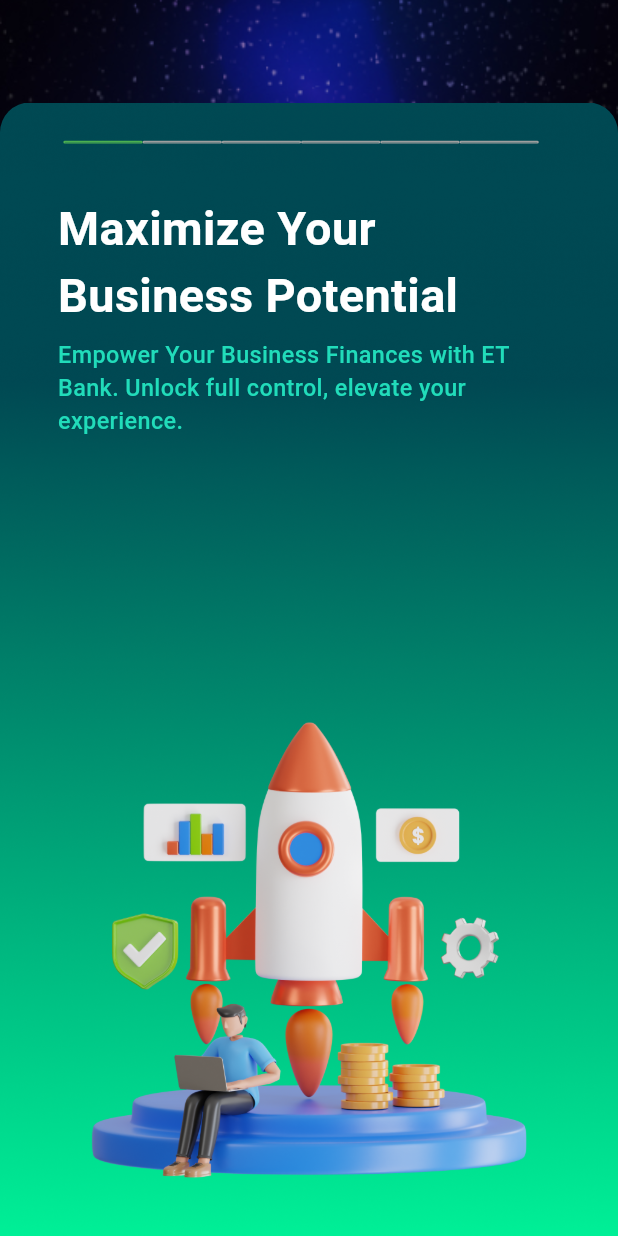
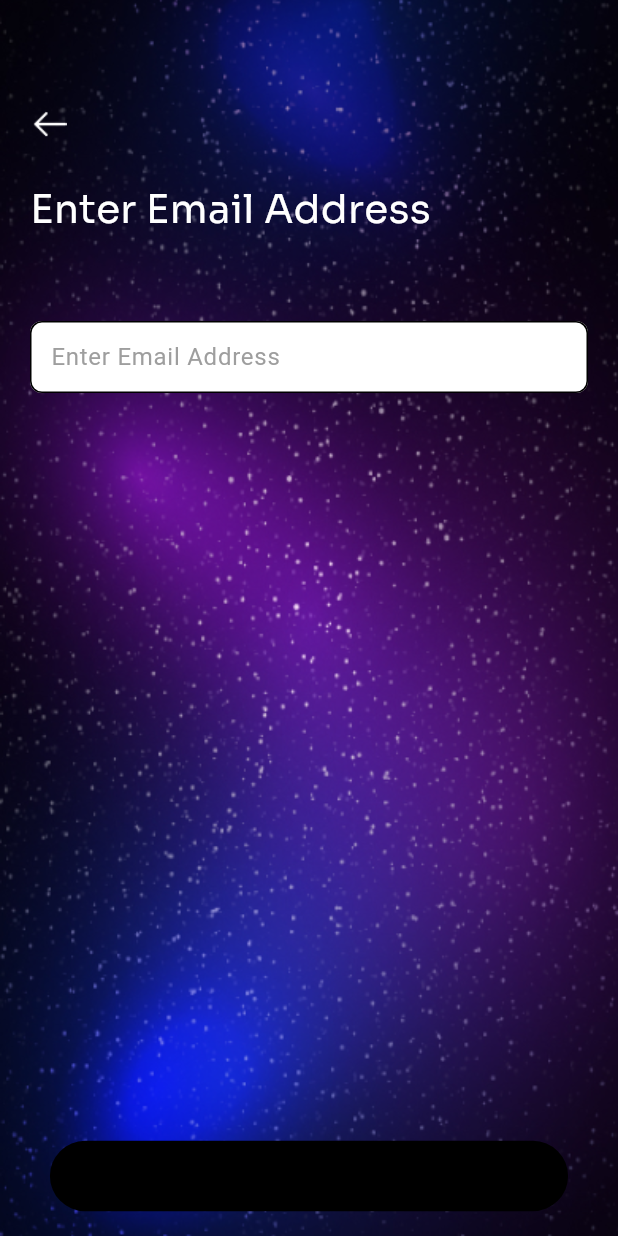
Before and after one commit to kryptomindzInfo/et-business-mobile-app, a Flutter app: the screen it shows after launch, on a phone screen of 412 x 824 dp. Run offline on Flutter 3.47's test engine with Material 3 defaults, Android fonts, the phone set to English and light mode, and no system bars; our stand-ins replace flutter_riverpod, flutter_screenutil.

Commit message:
signup email

```diff
--- a/lib/constants/app_assets.dart
+++ b/lib/constants/app_assets.dart
@@ -1,14 +1,20 @@
 class AppAssets {
   static const logo = "logo";
+  static const images = "assets/images";
+  static const icons = "assets/icons";
 
   // Onboarding
 
   static const onboardingBg = "assets/images/onboarding_bg.png";
   static const appBg = "assets/images/app_bg.png";
-  static const onboardingImage1 = "assets/images/onboarding_image1.png";
-  static const onboardingImage2 = "assets/images/onboarding_image2.png";
-  static const onboardingImage3 = "assets/images/onboarding_image3.png";
-  static const onboardingImage4 = "assets/images/onboarding_image4.png";
-  static const onboardingImage5 = "assets/images/onboarding_image5.png";
-  static const onboardingImage6 = "assets/images/onboarding_image6.png";
+  static const onboardingImage1 = "$images/onboarding_image1.png";
+  static const onboardingImage2 = "$images/onboarding_image2.png";
+  static const onboardingImage3 = "$images/onboarding_image3.png";
+  static const onboardingImage4 = "$images/onboarding_image4.png";
+  static const onboardingImage5 = "$images/onboarding_image5.png";
+  static const onboardingImage6 = "$images/onboarding_image6.png";
+
+  // Signup
+
+  static const arrowLeft = "$icons/arrow_left.png";
 }
--- a/lib/constants/app_colors.dart
+++ b/lib/constants/app_colors.dart
@@ -4,6 +4,7 @@ class AppColors {
   static const baseGreenColor = Color(0xff21dcba);
   static const black = Colors.black;
   static const white = Colors.white;
+  static const grey = Colors.grey;
   static const signInButtonColor = Color.fromRGBO(0, 73, 83, 1);
   static const signUpButtonColor =
       Color.fromRGBO(0, 253, 156, 1); // rgba(0, 73, 83, 1);
--- a/lib/main.dart
+++ b/lib/main.dart
@@ -1,4 +1,5 @@
-import 'package:etbank_business_app/presentation/views/Onboarding/onboarding.dart';
+import 'package:etbank_business_app/presentation/views/onboarding_screens/onboarding_screen.dart';
+import 'package:etbank_business_app/presentation/views/signup_screens/signup_email_screen.dart';
 import 'package:etbank_business_app/providers/localization_provider.dart';
 import 'package:flutter/material.dart';
 import 'package:flutter_localizations/flutter_localizations.dart';
@@ -37,7 +38,7 @@ class MyApp extends ConsumerWidget {
         ],
         navigatorKey: navigatorKey,
         onGenerateRoute: RouteGenerator.generateRoute,
-        initialRoute: Onboarding.routeName,
+        initialRoute: SignUpEmail.routeName,
       ),
     );
   }
--- a/lib/navigation/route_generator.dart
+++ b/lib/navigation/route_generator.dart
@@ -1,4 +1,5 @@
-import 'package:etbank_business_app/presentation/views/Onboarding/onboarding.dart';
+import 'package:etbank_business_app/presentation/views/onboarding_screens/onboarding_screen.dart';
+import 'package:etbank_business_app/presentation/views/signup_screens/signup_email_screen.dart';
 import 'package:flutter/material.dart';
 // import 'package:projtemplate/navigation/params/home_screen_args.dart';
 // import 'package:projtemplate/presentation/views/home_screen.dart';
@@ -14,9 +15,11 @@ class RouteGenerator {
             ));
 
       case Onboarding.routeName:
-        return route(Onboarding(
-            // params: settings.arguments as HomeScreenArgs?
-            ));
+        return route(Onboarding());
+
+      case SignUpEmail.routeName:
+        return route(const SignUpEmail());
+
       // case FirstScreen.routeName:
       //   return route(FirstScreen(
       //       firstScreenArgs: settings.arguments as FirstScreenArgs));
--- a/lib/presentation/views/Onboarding/OnboardingWidgets/linear_indicator.dart
+++ b/lib/presentation/views/onboarding_screens/OnboardingWidgets/linear_indicator.dart
@@ -1,4 +1,4 @@
-import 'package:etbank_business_app/presentation/views/Onboarding/onboarding.dart';
+import 'package:etbank_business_app/presentation/views/onboarding_screens/onboarding_screen.dart';
 import 'package:flutter/material.dart';
 import 'package:flutter_riverpod/flutter_riverpod.dart';
 import 'package:flutter_screenutil/flutter_screenutil.dart';
--- a/lib/presentation/views/Onboarding/onboarding.dart
+++ b/lib/presentation/views/onboarding_screens/onboarding_screen.dart
@@ -4,7 +4,7 @@ import 'package:flutter/material.dart';
 import 'package:flutter_screenutil/flutter_screenutil.dart';
 import 'package:flutter_riverpod/flutter_riverpod.dart';
 import 'OnboardingWidgets/linear_indicator.dart';
-import 'OnboardingWidgets/onboarding_widget.dart';
+import 'onboarding_widgets/onboarding_widget.dart';
 
 class Onboarding extends ConsumerWidget {
   static const String routeName = "my_page_view";
--- /dev/null
+++ b/lib/presentation/views/onboarding_screens/onboarding_widgets/linear_indicator.dart
@@ -0,0 +1,49 @@
+import 'package:etbank_business_app/presentation/views/onboarding_screens/onboarding_screen.dart';
+import 'package:flutter/material.dart';
+import 'package:flutter_riverpod/flutter_riverpod.dart';
+import 'package:flutter_screenutil/flutter_screenutil.dart';
+import '../../../../providers/pageview_provider.dart';
+
+class LinearIndicator extends ConsumerWidget {
+  const LinearIndicator({super.key});
+
+  @override
+  Widget build(BuildContext context, WidgetRef ref) {
+    final pageController = ref.read(pageControllerProvider);
+    final activePage = ref.watch(activePageIndexProvider);
+
+    return Positioned(
+      top: 85,
+      height: 20.h,
+      child: Padding(
+        padding: EdgeInsets.symmetric(horizontal: 40.w),
+        child: Row(
+          children: List<Widget>.generate(Onboarding().pages.length, (index) {
+            return InkWell(
+              onTap: () => pageController.animateToPage(
+                index,
+                duration: const Duration(milliseconds: 300),
+                curve: Curves.easeIn,
+              ),
+              child: Container(
+                width: 50.w,
+                height: 2.h,
+                decoration: BoxDecoration(
+                  borderRadius: BorderRadius.circular(1.r),
+                  border: Border.all(
+                    color: getPageIndicatorColor(index, activePage),
+                    width: 1.w,
+                  ),
+                ),
+              ),
+            );
+          }),
+        ),
+      ),
+    );
+  }
+
+  Color getPageIndicatorColor(int index, int activePage) {
+    return index == activePage ? Colors.green : Colors.grey;
+  }
+}
--- /dev/null
+++ b/lib/presentation/views/onboarding_screens/onboarding_widgets/linear_indicator_widget.dart
@@ -0,0 +1,49 @@
+import 'package:etbank_business_app/presentation/views/onboarding_screens/onboarding_screen.dart';
+import 'package:flutter/material.dart';
+import 'package:flutter_riverpod/flutter_riverpod.dart';
+import 'package:flutter_screenutil/flutter_screenutil.dart';
+import '../../../../providers/pageview_provider.dart';
+
+class LinearIndicator extends ConsumerWidget {
+  const LinearIndicator({super.key});
+
+  @override
+  Widget build(BuildContext context, WidgetRef ref) {
+    final pageController = ref.read(pageControllerProvider);
+    final activePage = ref.watch(activePageIndexProvider);
+
+    return Positioned(
+      top: 85,
+      height: 20.h,
+      child: Padding(
+        padding: EdgeInsets.symmetric(horizontal: 40.w),
+        child: Row(
+          children: List<Widget>.generate(Onboarding().pages.length, (index) {
+            return InkWell(
+              onTap: () => pageController.animateToPage(
+                index,
+                duration: const Duration(milliseconds: 300),
+                curve: Curves.easeIn,
+              ),
+              child: Container(
+                width: 50.w,
+                height: 2.h,
+                decoration: BoxDecoration(
+                  borderRadius: BorderRadius.circular(1.r),
+                  border: Border.all(
+                    color: getPageIndicatorColor(index, activePage),
+                    width: 1.w,
+                  ),
+                ),
+              ),
+            );
+          }),
+        ),
+      ),
+    );
+  }
+
+  Color getPageIndicatorColor(int index, int activePage) {
+    return index == activePage ? Colors.green : Colors.grey;
+  }
+}
--- a/lib/presentation/views/Onboarding/OnboardingWidgets/onboarding_widget.dart
+++ b/lib/presentation/views/onboarding_screens/onboarding_widgets/onboarding_widget.dart
@@ -2,18 +2,18 @@ import 'package:etbank_business_app/constants/app_assets.dart';
 import 'package:etbank_business_app/constants/app_colors.dart';
 import 'package:etbank_business_app/constants/app_textstyle.dart';
 import 'package:etbank_business_app/extensions/sized_box.dart';
-import 'package:etbank_business_app/presentation/views/Onboarding/OnboardingWidgets/button.dart';
+import 'package:etbank_business_app/presentation/views/onboarding_screens/onboarding_widgets/button_widget.dart';
 import 'package:etbank_business_app/resources/localization/language_constrants.dart';
 import 'package:flutter/material.dart';
 import 'package:flutter_screenutil/flutter_screenutil.dart';
 
 class OnboardingWidget extends StatelessWidget {
-  String title;
-  String subtitle;
-  bool isButtons;
-  String image;
+  final String title;
+  final String subtitle;
+  final bool isButtons;
+  final String image;
 
-  OnboardingWidget(
+  const OnboardingWidget(
       {super.key,
       required this.title,
       required this.subtitle,
--- /dev/null
+++ b/lib/presentation/views/signup_screens/signup_email_screen.dart
@@ -0,0 +1,130 @@
+import 'package:etbank_business_app/constants/app_textstyle.dart';
+import 'package:etbank_business_app/providers/signup_provider.dart';
+import 'package:etbank_business_app/resources/localization/language_constrants.dart';
+import 'package:flutter/material.dart';
+import 'package:flutter_riverpod/flutter_riverpod.dart';
+import 'package:flutter_screenutil/flutter_screenutil.dart';
+import '../../../constants/app_assets.dart';
+import '../../../constants/app_colors.dart';
+import 'signup_widgets/button_widget.dart';
+import 'signup_widgets/text_field_widget.dart';
+
+class SignUpEmail extends ConsumerWidget {
+  static const String routeName = "signup_email";
+
+  const SignUpEmail({super.key});
+
+  @override
+  Widget build(BuildContext context, WidgetRef ref) {
+    return Scaffold(
+      extendBody: true,
+      body: Stack(
+        children: [
+          Image.asset(
+            AppAssets.appBg,
+            width: 400.w,
+            fit: BoxFit.cover,
+          ),
+          Padding(
+            padding: const EdgeInsets.fromLTRB(20, 20, 20, 0),
+            child: Column(
+              crossAxisAlignment: CrossAxisAlignment.start,
+              children: [
+                Row(
+                  mainAxisAlignment: MainAxisAlignment.start,
+                  children: [
+                    Padding(
+                      padding: const EdgeInsets.only(top: 54, right: 54),
+                      child: InkWell(
+                        onTap: () {
+                          Navigator.pop(context);
+                        },
+                        child: Image.asset(
+                          AppAssets.arrowLeft,
+                          width: 25.12.w,
+                          height: 17.94.h,
+                        ),
+                      ),
+                    ),
+                  ],
+                ),
+                SizedBox(
+                  height: 31.h,
+                ),
+                Text(
+                  getTranslated('signup_email_title', context),
+                  style: const TextStyle(
+                      color: AppColors.white,
+                      fontSize: 26,
+                      fontWeight: FontWeight.w500,
+                      fontFamily: 'Sora'),
+                ),
+                SizedBox(
+                  height: 30.h,
+                ),
+                Row(
+                  children: [
+                    Expanded(
+                      child: SizedBox(
+                        child: TextFieldWidget(
+                          controller:
+                              ref.read(emailStateProvider).emailController,
+                          hintText:
+                              getTranslated('signup_email_title', context),
+                          hintStyle: AppTextstyle.bodyTextStyle(
+                            color: AppColors.grey,
+                            fontSize: 16,
+                            fontWeight: FontWeight.w400,
+                          ),
+                          onChanged: (value) {
+                            // ref.read(emailStateProvider).email = value;
+                          },
+                        ),
+                      ),
+                    ),
+                  ],
+                ),
+              ],
+            ),
+          ),
+        ],
+      ),
+      bottomNavigationBar: Builder(builder: (context) {
+        final keyboardHeight = MediaQuery.of(context).viewInsets.bottom;
+        return Padding(
+            padding: EdgeInsets.only(bottom: keyboardHeight),
+            child: BottomAppBar(
+              elevation: 0,
+              color: Colors.transparent,
+              child: Center(
+                child: SizedBox(
+                  height: 48.h,
+                  width: 327.w,
+                  child: ButtonWidget(
+                      color: buttonColor(
+                          ref.watch(emailStateProvider).isEmailEmpty),
+                      text: Text(
+                        getTranslated('continue', context),
+                        style: AppTextstyle.bodyTextStyle(
+                            color: AppColors.black,
+                            fontSize: 16,
+                            fontWeight: FontWeight.w500),
+                      ),
+                      onPressed: () {}
+                      // onPressed: signupEmailController.Email.value != ''
+                      //     ?
+                      //     () {
+                      //         Navigator.push(
+                      //             context,
+                      //             MaterialPageRoute(
+                      //                 builder: (context) => screensoone()));
+                      //       }
+                      //     : () {}),
+                      ),
+                ),
+              ),
+            ));
+      }),
+    );
+  }
+}
--- /dev/null
+++ b/lib/presentation/views/signup_screens/signup_widgets/button_widget.dart
@@ -0,0 +1,37 @@
+import 'package:flutter/material.dart';
+
+class ButtonWidget extends StatelessWidget {
+  const ButtonWidget(
+      {Key? key,
+      @required this.color,
+      @required this.text,
+      @required this.onPressed,
+      this.borderRadius,
+      this.height,
+      this.minwidth})
+      : super(key: key);
+
+  final Color? color;
+  final Widget? text;
+  final VoidCallback? onPressed;
+  final double? borderRadius;
+  final double? height;
+  final double? minwidth;
+
+  @override
+  Widget build(BuildContext context) {
+    return MaterialButton(
+      height: height,
+      minWidth: minwidth,
+      onPressed: onPressed,
+      padding: const EdgeInsets.symmetric(horizontal: 8, vertical: 10),
+      color: color,
+      disabledElevation: 0,
+      // disabledColor: Get.theme.focusColor,
+      shape: RoundedRectangleBorder(
+          borderRadius: BorderRadius.circular(borderRadius ?? 48)),
+      elevation: 0,
+      child: text,
+    );
+  }
+}
--- /dev/null
+++ b/lib/presentation/views/signup_screens/signup_widgets/text_field_widget.dart
@@ -0,0 +1,164 @@
+import 'package:flutter/material.dart';
+
+class TextFieldWidget extends StatelessWidget {
+  const TextFieldWidget(
+      {Key? key,
+      this.onSaved,
+      this.onChanged,
+      this.validator,
+      this.keyboardType,
+      this.initialValue,
+      this.hintText,
+      this.errorText,
+      this.iconData,
+      this.labelText,
+      this.obscureText,
+      this.suffixIcon,
+      this.isFirst,
+      this.isLast,
+      this.style,
+      this.hintStyle,
+      this.textAlign,
+      this.suffix,
+      this.maxlength,
+      this.readonly,
+      this.prefixIcon,
+      this.textInputAction,
+      this.focusNode,
+      this.autofocus,
+      this.focusColor,
+      this.controller})
+      : super(key: key);
+
+  final TextEditingController? controller;
+  final FormFieldSetter<String>? onSaved;
+  final ValueChanged<String>? onChanged;
+  final FormFieldValidator<String>? validator;
+  final TextInputType? keyboardType;
+  final String? initialValue;
+  final String? hintText;
+  final String? errorText;
+  final TextAlign? textAlign;
+  final String? labelText;
+  final TextStyle? style;
+  final TextStyle? hintStyle;
+  final IconData? iconData;
+  final bool? obscureText;
+  final bool? isFirst;
+  final bool? isLast;
+  final Widget? prefixIcon;
+  final Widget? suffixIcon;
+  final Widget? suffix;
+  final int? maxlength;
+  final bool? readonly;
+  final TextInputAction? textInputAction;
+  final FocusNode? focusNode;
+  final bool? autofocus;
+  final Color? focusColor;
+
+  @override
+  Widget build(BuildContext context) {
+    return Column(
+      crossAxisAlignment: CrossAxisAlignment.start,
+      // mainAxisAlignment: MainAxisAlignment.start,
+      children: [
+        Text(
+          labelText ?? "",
+          style: const TextStyle(
+              fontWeight: FontWeight.w600,
+              fontFamily: 'WorkSans',
+              color: Color(0xff191D23)),
+          textAlign: textAlign ?? TextAlign.start,
+        ),
+        //rgba(25, 29, 35, 1)
+        const SizedBox(
+          height: 5,
+        ),
+        TextFormField(
+          controller: controller,
+          autofocus: autofocus ?? false,
+          focusNode: focusNode,
+          textInputAction: textInputAction,
+          readOnly: readonly ?? false,
+          maxLength: maxlength,
+          maxLines: keyboardType == TextInputType.multiline ? null : 1,
+          key: key,
+          keyboardType: keyboardType ?? TextInputType.text,
+          onSaved: onSaved,
+          onChanged: onChanged,
+          validator: validator,
+          // initialValue: initialValue ?? '',
+          style: style ?? TextStyle(color: Colors.white),
+          obscureText: obscureText ?? false,
+          textAlign: textAlign ?? TextAlign.start,
+          obscuringCharacter: '●',
+          decoration: InputDecoration(
+              fillColor: Colors.white,
+              filled: true,
+              hintText: hintText ?? '',
+              suffix: suffix,
+              errorText: errorText,
+              //   iconData: iconData,
+              contentPadding: const EdgeInsets.only(
+                left: 10,
+                top: 10,
+              ),
+              hintStyle: hintStyle ??
+                  const TextStyle(
+                      fontSize: 14,
+                      fontFamily: 'WorkSans',
+                      fontStyle: FontStyle.normal,
+                      fontWeight: FontWeight.w400,
+                      color: Color(0xff191D23)),
+              suffixIcon: suffixIcon,
+              enabledBorder: OutlineInputBorder(
+                borderRadius: BorderRadius.circular(8),
+                // borderSide: BorderSide(color: AppColors.textFieldBorderColor),
+              ),
+              focusedBorder: OutlineInputBorder(
+                borderRadius: BorderRadius.circular(8),
+                // borderSide: BorderSide(
+                //     color: focusColor ?? AppColors.textFieldBorderColor),
+              ),
+              border: OutlineInputBorder(
+                borderRadius: BorderRadius.circular(8),
+                // borderSide: BorderSide(color: AppColors.textFieldBorderColor),
+              )),
+        ),
+      ],
+    );
+  }
+
+  BorderRadius get buildBorderRadius {
+    if (isFirst != null && isFirst!) {
+      return const BorderRadius.vertical(top: Radius.circular(10));
+    }
+    if (isLast != null && isLast!) {
+      return const BorderRadius.vertical(bottom: Radius.circular(10));
+    }
+    if (isFirst != null && !isFirst! && isLast != null && !isLast!) {
+      return const BorderRadius.all(Radius.circular(0));
+    }
+    return const BorderRadius.all(Radius.circular(10));
+  }
+
+  double get topMargin {
+    if ((isFirst != null && isFirst!)) {
+      return 20;
+    } else if (isFirst == null) {
+      return 20;
+    } else {
+      return 0;
+    }
+  }
+
+  double get bottomMargin {
+    if ((isLast != null && isLast!)) {
+      return 10;
+    } else if (isLast == null) {
+      return 10;
+    } else {
+      return 0;
+    }
+  }
+}
--- /dev/null
+++ b/lib/providers/signup_provider.dart
@@ -0,0 +1,21 @@
+import 'package:flutter/material.dart';
+import 'package:flutter_riverpod/flutter_riverpod.dart';
+
+final emailStateProvider = ChangeNotifierProvider((ref) => SignUpState());
+
+class SignUpState extends ChangeNotifier {
+  final TextEditingController _emailController = TextEditingController();
+  TextEditingController get emailController => _emailController;
+
+  bool get isEmailEmpty => _emailController.text.isEmpty;
+  String _email = '';
+
+  String get email => _email;
+
+  set email(String email) {
+    _email = email;
+    notifyListeners();
+  }
+}
+
+Color buttonColor(bool value) => value ? Colors.black : Colors.green;
--- a/pubspec.yaml
+++ b/pubspec.yaml
@@ -64,7 +64,7 @@ flutter:
   # To add assets to your application, add an assets section, like this:
   assets:
     - assets/fonts/
-  # - assets/icons/
+    - assets/icons/
     - assets/images/
     - assets/langs/
   # - assets/svgs/
```
Also changed, not shown: assets/langs/en.json (+6 -1 lines), assets/icons/arrow_left.png (added), lib/presentation/views/onboarding_screens/onboarding_widgets/button_widget.dart (renamed from lib/presentation/views/Onboarding/OnboardingWidgets/button.dart).
